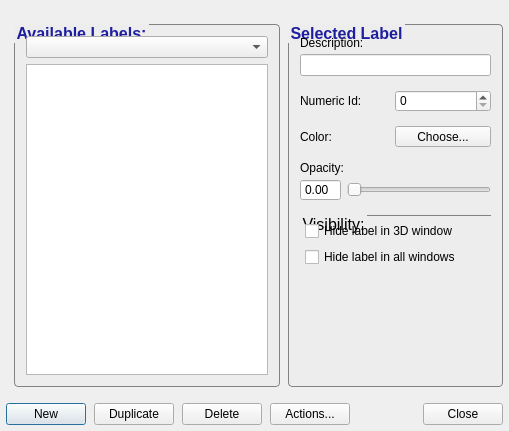
This is GUI/Qt/Windows/LabelEditorDialog.ui in pyushkevich/itksnap as Qt 5 draws it before an edit. The edited form follows.
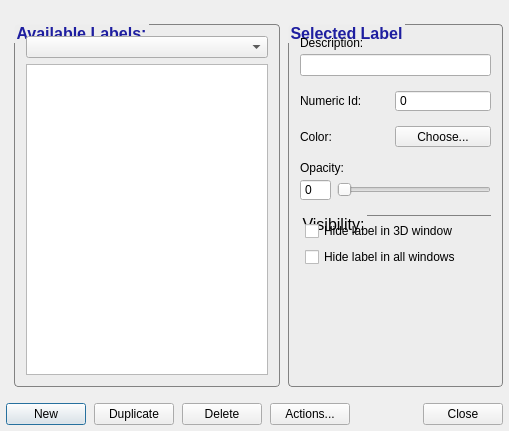
This is the edited form.

Patch:
```diff
--- a/GUI/Qt/Windows/LabelEditorDialog.ui
+++ b/GUI/Qt/Windows/LabelEditorDialog.ui
@@ -185,6 +185,12 @@
              <height>0</height>
             </size>
            </property>
+           <property name="readOnly">
+            <bool>true</bool>
+           </property>
+           <property name="buttonSymbols">
+            <enum>QAbstractSpinBox::NoButtons</enum>
+           </property>
           </widget>
          </item>
         </layout>
@@ -278,14 +284,20 @@
           <number>0</number>
          </property>
          <item>
-          <widget class="QDoubleSpinBox" name="inLabelOpacitySpinner">
+          <widget class="QSpinBox" name="inLabelOpacitySpinner">
            <property name="buttonSymbols">
             <enum>QAbstractSpinBox::NoButtons</enum>
            </property>
+           <property name="maximum">
+            <number>255</number>
+           </property>
           </widget>
          </item>
          <item>
           <widget class="QSlider" name="inLabelOpacitySlider">
+           <property name="maximum">
+            <number>255</number>
+           </property>
            <property name="orientation">
             <enum>Qt::Horizontal</enum>
            </property>
```
